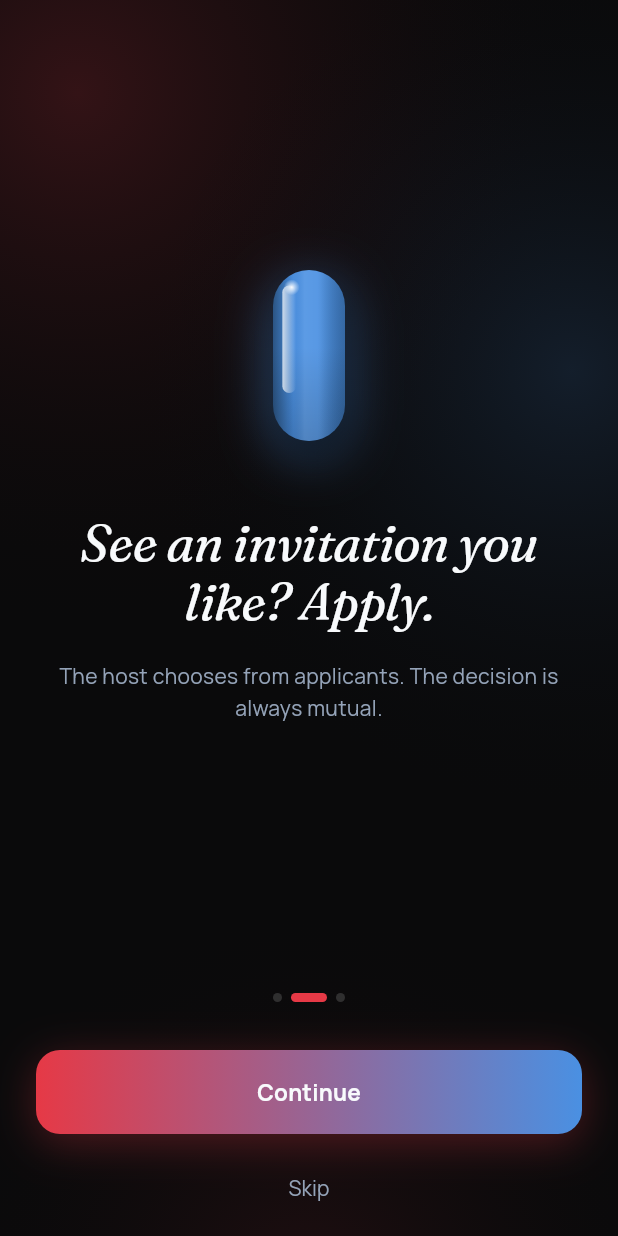
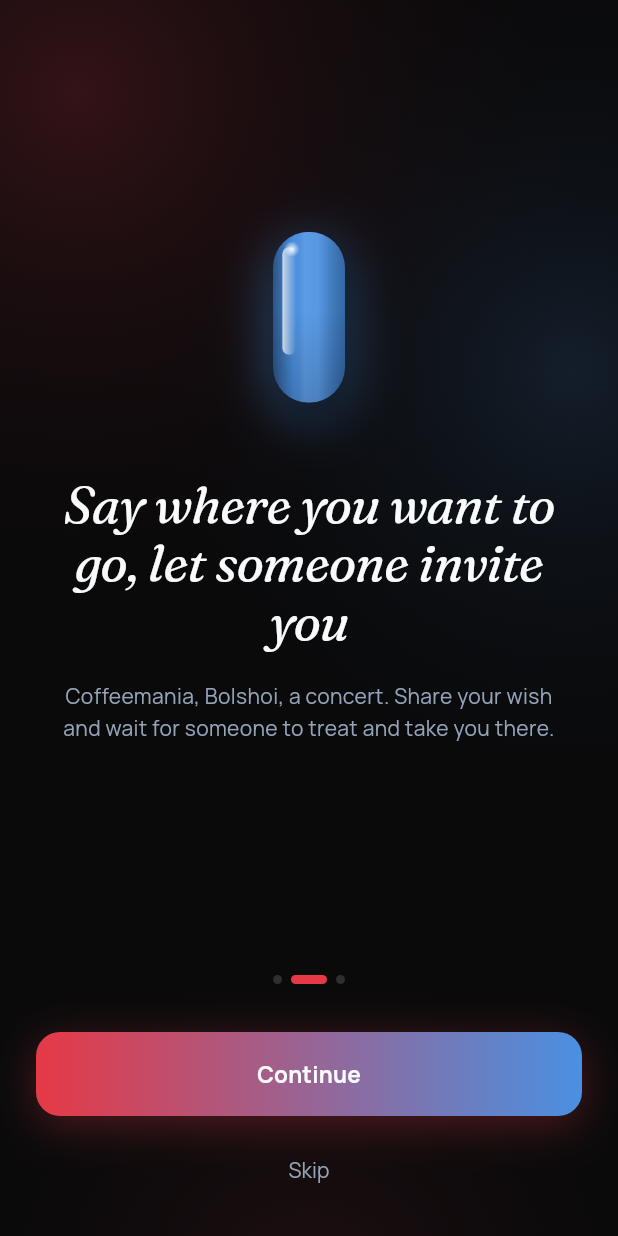
Before and after one commit to Masculinpapion/soulchoice, a Flutter app: the screen it shows after launch, swiped to page 2, on a phone screen of 412 x 824 dp. Run offline on Flutter 3.47's test engine with Material 3 defaults, Android fonts, the phone set to English and light mode, and no system bars; our stand-ins replace cached_network_image, flutter_riverpod, go_router, image_cropper, image_picker, permission_handler and 3 more; accounts and stored records are empty.

Commit message:
fix: finalize onboarding page 2 copy -- specific destination + invited flow
- Sayfa 1 desc: ismarla kavrami netlestirildi (4 dil)
- Sayfa 2 title/desc: kullanici gitmek istedigini soyler, biri davet eder
  (Coffeemania/Bolsoy/konser ornekleri, 4 dil)
- UI: Atla butonu son sayfada gizlendi
- UI: gradient buton horizontal padding 24px ayrildi
- UI: ust kisimda Atla yoktu, teyit edildi

Co-Authored-By: Claude Sonnet 4.6 <noreply@anthropic.com>

```diff
--- a/lib/features/onboarding/screens/onboarding_screen.dart
+++ b/lib/features/onboarding/screens/onboarding_screen.dart
@@ -62,9 +62,7 @@ class _OnboardingScreenState extends State<OnboardingScreen> {
                   itemBuilder: (_, i) => _OnboardingPage(data: pages[i]),
                 ),
               ),
-              Padding(
-                padding: const EdgeInsets.symmetric(horizontal: 24),
-                child: Column(
+              Column(
                 children: [
                   // Dots
                   Row(
@@ -86,28 +84,33 @@ class _OnboardingScreenState extends State<OnboardingScreen> {
                     ),
                   ),
                   const SizedBox(height: 32),
-                    if (_currentPage < pages.length - 1)
-                      ScButton(
+                  // Gradient buton — horizontal: 24 padding
+                  Padding(
+                    padding: const EdgeInsets.symmetric(horizontal: 24),
+                    child: _currentPage < pages.length - 1
+                        ? ScButton(
                             label: l10n.btn_continue,
                             onPressed: () => _pageController.nextPage(
                               duration: const Duration(milliseconds: 300),
                               curve: Curves.easeInOut,
                             ),
                           )
-                    else
-                      ScButton(
+                        : ScButton(
                             label: l10n.onboarding_start_button,
                             onPressed: () => context.go('/auth/phone'),
                           ),
+                  ),
+                  // Atla — sadece ilk 2 sayfada göster
+                  if (_currentPage < pages.length - 1) ...[
                     const SizedBox(height: 12),
                     TextButton(
                       onPressed: () => context.go('/auth/phone'),
                       child: Text(l10n.onboarding_skip,
                           style: AppTextStyles.bodyMedium),
                     ),
-                    const SizedBox(height: 8),
                   ],
-                ),
+                  const SizedBox(height: 20),
+                ],
               ),
             ],
           ),
--- a/lib/l10n/app_de.arb
+++ b/lib/l10n/app_de.arb
@@ -1,9 +1,9 @@
 {
   "@@locale": "de",
   "onboarding_1_title": "Dein Plan steht — jetzt fehlt nur jemand, mit dem du gehst",
-  "onboarding_1_desc": "Ein Restaurant, ein Konzert, eine Ausstellung. Öffne eine Einladung und sieh, wer interessiert ist.",
-  "onboarding_2_title": "Eine Einladung gefällt dir? Bewirb dich.",
-  "onboarding_2_desc": "Der Einladende entscheidet. Die Wahl bleibt immer beiderseitig.",
+  "onboarding_1_desc": "Ein Restaurant, ein Konzert, eine Ausstellung. Öffne eine Einladung und lade ein — du entscheidest, wer mitkommt.",
+  "onboarding_2_title": "Sag, wohin du möchtest — lass dich einladen",
+  "onboarding_2_desc": "Coffeemania, Bolschoi, ein Konzert. Teile deinen Wunsch und warte darauf, eingeladen und hingeführt zu werden.",
   "onboarding_3_title": "Verifizierte Profile, eine ruhige Community",
   "onboarding_3_desc": "Jeder Nutzer wird per Selfie verifiziert. Vertrauen ist das Fundament von SoulChoice.",
   "onboarding_start_button": "Starten",
--- a/lib/l10n/app_en.arb
+++ b/lib/l10n/app_en.arb
@@ -1,9 +1,9 @@
 {
   "@@locale": "en",
   "onboarding_1_title": "You have the plan. Now find someone to go with.",
-  "onboarding_1_desc": "A restaurant, a concert, an exhibition. Open an invitation and see who's interested.",
-  "onboarding_2_title": "See an invitation you like? Apply.",
-  "onboarding_2_desc": "The host chooses from applicants. The decision is always mutual.",
+  "onboarding_1_desc": "A restaurant, a concert, an exhibition. Open an invitation and treat — you choose who comes along.",
+  "onboarding_2_title": "Say where you want to go, let someone invite you",
+  "onboarding_2_desc": "Coffeemania, Bolshoi, a concert. Share your wish and wait for someone to treat and take you there.",
   "onboarding_3_title": "Verified profiles, a calm community",
   "onboarding_3_desc": "Every user is verified through a selfie. Trust is the foundation of SoulChoice.",
   "onboarding_start_button": "Start",
--- a/lib/l10n/app_localizations.dart
+++ b/lib/l10n/app_localizations.dart
@@ -111,19 +111,19 @@ abstract class AppLocalizations {
   /// No description provided for @onboarding_1_desc.
   ///
   /// In tr, this message translates to:
-  /// **'Beğendiğin bir restoran, bir konser, bir sergi. Davetini aç, kimin ilgilendiğini gör.'**
+  /// **'Bir restoran, bir konser, bir sergi. Davet aç, ısmarla — kiminle gitmek istediğini sen seç.'**
   String get onboarding_1_desc;
 
   /// No description provided for @onboarding_2_title.
   ///
   /// In tr, this message translates to:
-  /// **'İlgini çeken bir davet gördüğünde, başvur'**
+  /// **'Gitmek istediğin yeri söyle, biri seni davet etsin'**
   String get onboarding_2_title;
 
   /// No description provided for @onboarding_2_desc.
   ///
   /// In tr, this message translates to:
-  /// **'Profilin sahibinin seçimine kalsın. Güç dengesi her zaman karşılıklı.'**
+  /// **'Coffeemania, Bolşoy, bir konser. İsteğini paylaş, ısmarlayıp seni götürecek birini bekle.'**
   String get onboarding_2_desc;
 
   /// No description provided for @onboarding_3_title.
--- a/lib/l10n/app_localizations_en.dart
+++ b/lib/l10n/app_localizations_en.dart
@@ -14,14 +14,15 @@ class AppLocalizationsEn extends AppLocalizations {
 
   @override
   String get onboarding_1_desc =>
-      'A restaurant, a concert, an exhibition. Open an invitation and see who\'s interested.';
+      'A restaurant, a concert, an exhibition. Open an invitation and treat — you choose who comes along.';
 
   @override
-  String get onboarding_2_title => 'See an invitation you like? Apply.';
+  String get onboarding_2_title =>
+      'Say where you want to go, let someone invite you';
 
   @override
   String get onboarding_2_desc =>
-      'The host chooses from applicants. The decision is always mutual.';
+      'Coffeemania, Bolshoi, a concert. Share your wish and wait for someone to treat and take you there.';
 
   @override
   String get onboarding_3_title => 'Verified profiles, a calm community';
--- a/lib/l10n/app_ru.arb
+++ b/lib/l10n/app_ru.arb
@@ -1,9 +1,9 @@
 {
   "@@locale": "ru",
   "onboarding_1_title": "План готов — не хватает только того, с кем пойти",
-  "onboarding_1_desc": "Любимый ресторан, концерт, выставка. Открой приглашение и посмотри, кому это интересно.",
-  "onboarding_2_title": "Увидел приглашение по душе — откликнись",
-  "onboarding_2_desc": "Пусть автор сам выберет. Решение всегда остаётся взаимным.",
+  "onboarding_1_desc": "Ресторан, концерт, выставка. Открой приглашение и угости — ты выбираешь, с кем пойдёшь.",
+  "onboarding_2_title": "Скажи, куда хочешь пойти — и тебя пригласят",
+  "onboarding_2_desc": "Coffeemania, Большой, концерт. Поделись желанием и жди того, кто угостит и сводит тебя туда.",
   "onboarding_3_title": "Проверенные профили, спокойное сообщество",
   "onboarding_3_desc": "Каждый пользователь подтверждается через селфи. Доверие — основа SoulChoice.",
   "onboarding_start_button": "Начать",
--- a/lib/l10n/app_tr.arb
+++ b/lib/l10n/app_tr.arb
@@ -1,9 +1,9 @@
 {
   "@@locale": "tr",
   "onboarding_1_title": "Planın hazır, eksik olan birlikte gidecek biri",
-  "onboarding_1_desc": "Beğendiğin bir restoran, bir konser, bir sergi. Davetini aç, kimin ilgilendiğini gör.",
-  "onboarding_2_title": "İlgini çeken bir davet gördüğünde, başvur",
-  "onboarding_2_desc": "Profilin sahibinin seçimine kalsın. Güç dengesi her zaman karşılıklı.",
+  "onboarding_1_desc": "Bir restoran, bir konser, bir sergi. Davet aç, ısmarla — kiminle gitmek istediğini sen seç.",
+  "onboarding_2_title": "Gitmek istediğin yeri söyle, biri seni davet etsin",
+  "onboarding_2_desc": "Coffeemania, Bolşoy, bir konser. İsteğini paylaş, ısmarlayıp seni götürecek birini bekle.",
   "onboarding_3_title": "Doğrulanmış profiller, sakin bir topluluk",
   "onboarding_3_desc": "Her kullanıcı selfie ile onaylanır. Güven, SoulChoice'un temelidir.",
   "onboarding_start_button": "Başla",
```
Also changed, not shown: lib/l10n/app_localizations_de.dart (+4 -3 lines), lib/l10n/app_localizations_ru.dart (+4 -3 lines), lib/l10n/app_localizations_tr.dart (+4 -3 lines). Lines whose indentation alone changed are shown as unchanged.
